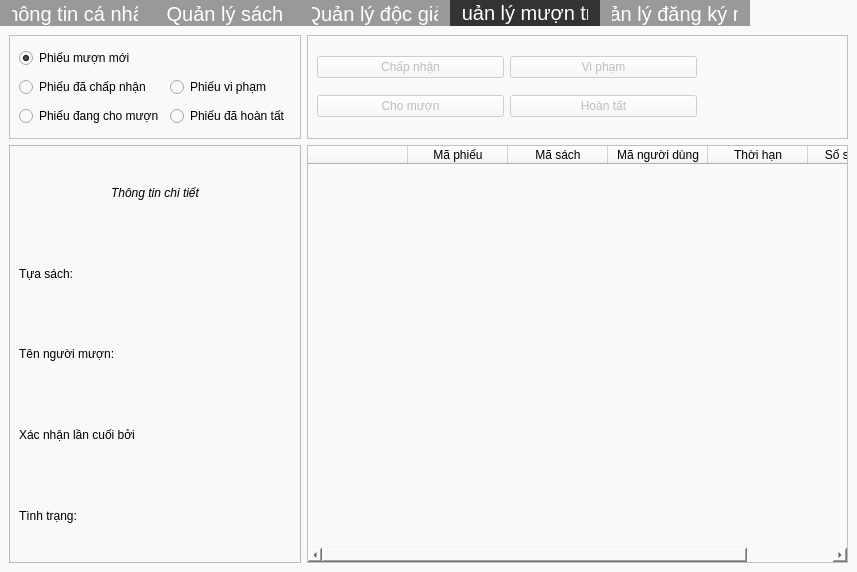
duydvu/Library, file librarian.ui: the form before one commit.
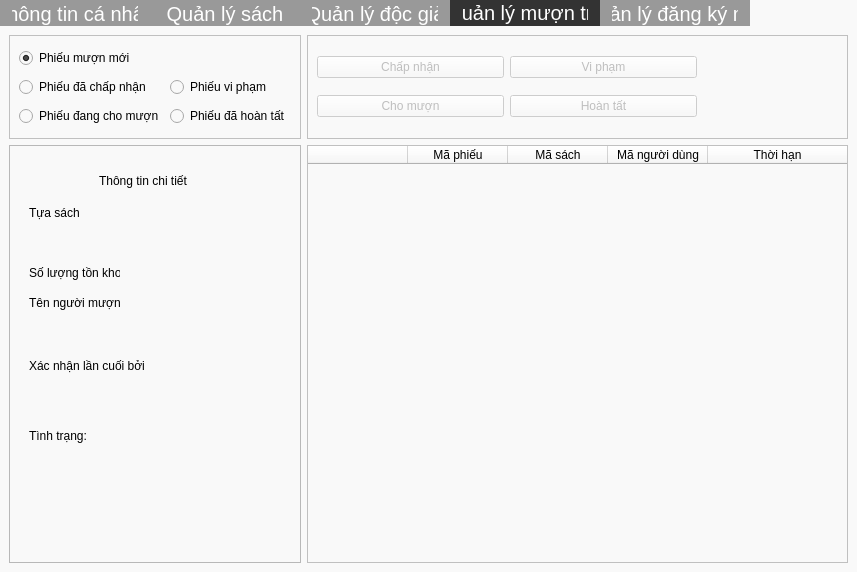
The form after the commit. The open tabs and pages were chosen to show the change.

Patch:
```diff
--- a/librarian.ui
+++ b/librarian.ui
@@ -1466,93 +1466,149 @@
           <property name="frameShadow">
            <enum>QFrame::Raised</enum>
           </property>
-          <layout class="QVBoxLayout" name="verticalLayout_10">
-           <item>
             <widget class="QLabel" name="label">
-             <property name="styleSheet">
-              <string notr="true">font: italic;</string>
+           <property name="geometry">
+            <rect>
+             <x>90</x>
+             <y>20</y>
+             <width>91</width>
+             <height>31</height>
+            </rect>
              </property>
              <property name="text">
               <string>Thông tin chi tiết</string>
              </property>
-             <property name="alignment">
-              <set>Qt::AlignCenter</set>
-             </property>
-            </widget>
-           </item>
-           <item>
-            <layout class="QHBoxLayout" name="horizontalLayout_35">
-             <item>
+          </widget>
               <widget class="QLabel" name="label_2">
+           <property name="geometry">
+            <rect>
+             <x>20</x>
+             <y>60</y>
+             <width>51</width>
+             <height>16</height>
+            </rect>
+           </property>
                <property name="text">
                 <string>Tựa sách:</string>
                </property>
               </widget>
-             </item>
-             <item>
               <widget class="QLabel" name="bookName">
+           <property name="geometry">
+            <rect>
+             <x>30</x>
+             <y>90</y>
+             <width>191</width>
+             <height>21</height>
+            </rect>
+           </property>
                <property name="text">
                 <string/>
                </property>
               </widget>
-             </item>
-            </layout>
-           </item>
-           <item>
-            <layout class="QHBoxLayout" name="horizontalLayout_36">
-             <item>
               <widget class="QLabel" name="label_3">
+           <property name="geometry">
+            <rect>
+             <x>20</x>
+             <y>150</y>
+             <width>91</width>
+             <height>16</height>
+            </rect>
+           </property>
                <property name="text">
                 <string>Tên người mượn:</string>
                </property>
               </widget>
-             </item>
-             <item>
               <widget class="QLabel" name="readerName">
-               <property name="text">
-                <string/>
-               </property>
-              </widget>
-             </item>
-            </layout>
-           </item>
-           <item>
-            <layout class="QHBoxLayout" name="horizontalLayout_37">
-             <item>
-              <widget class="QLabel" name="label_6">
+           <property name="geometry">
+            <rect>
+             <x>30</x>
+             <y>180</y>
+             <width>191</width>
+             <height>21</height>
+            </rect>
+           </property>
                <property name="text">
-                <string>Xác nhận lần cuối bởi</string>
-               </property>
-              </widget>
-             </item>
-             <item>
-              <widget class="QLabel" name="recipient">
-               <property name="text">
                 <string/>
                </property>
               </widget>
-             </item>
-            </layout>
-           </item>
-           <item>
-            <layout class="QHBoxLayout" name="horizontalLayout_38">
-             <item>
               <widget class="QLabel" name="label_4">
+           <property name="geometry">
+            <rect>
+             <x>20</x>
+             <y>280</y>
+             <width>71</width>
+             <height>21</height>
+            </rect>
+           </property>
                <property name="text">
                 <string>Tình trạng:</string>
                </property>
               </widget>
-             </item>
-             <item>
               <widget class="QLabel" name="status">
+           <property name="geometry">
+            <rect>
+             <x>30</x>
+             <y>310</y>
+             <width>131</width>
+             <height>21</height>
+            </rect>
+           </property>
                <property name="text">
                 <string/>
                </property>
               </widget>
-             </item>
-            </layout>
-           </item>
-          </layout>
+          <widget class="QLabel" name="label_5">
+           <property name="geometry">
+            <rect>
+             <x>20</x>
+             <y>120</y>
+             <width>91</width>
+             <height>16</height>
+            </rect>
+           </property>
+           <property name="text">
+            <string>Số lượng tồn kho</string>
+           </property>
+          </widget>
+          <widget class="QLabel" name="recipient">
+           <property name="geometry">
+            <rect>
+             <x>30</x>
+             <y>240</y>
+             <width>131</width>
+             <height>21</height>
+            </rect>
+           </property>
+           <property name="text">
+            <string/>
+           </property>
+          </widget>
+          <widget class="QLabel" name="label_6">
+           <property name="geometry">
+            <rect>
+             <x>20</x>
+             <y>210</y>
+             <width>121</width>
+             <height>21</height>
+            </rect>
+           </property>
+           <property name="text">
+            <string>Xác nhận lần cuối bởi</string>
+           </property>
+          </widget>
+          <widget class="QLabel" name="capacity">
+           <property name="geometry">
+            <rect>
+             <x>110</x>
+             <y>120</y>
+             <width>61</width>
+             <height>21</height>
+            </rect>
+           </property>
+           <property name="text">
+            <string/>
+           </property>
+          </widget>
          </widget>
         </item>
         <item row="1" column="1">
@@ -1622,11 +1678,6 @@
             <string>Thời hạn</string>
            </property>
           </column>
-          <column>
-           <property name="text">
-            <string>Số sách còn</string>
-           </property>
-          </column>
          </widget>
         </item>
        </layout>
```
Left out of the diff: 23 changed lines with no effect on the pictures. Lines whose indentation alone changed are shown as unchanged.
